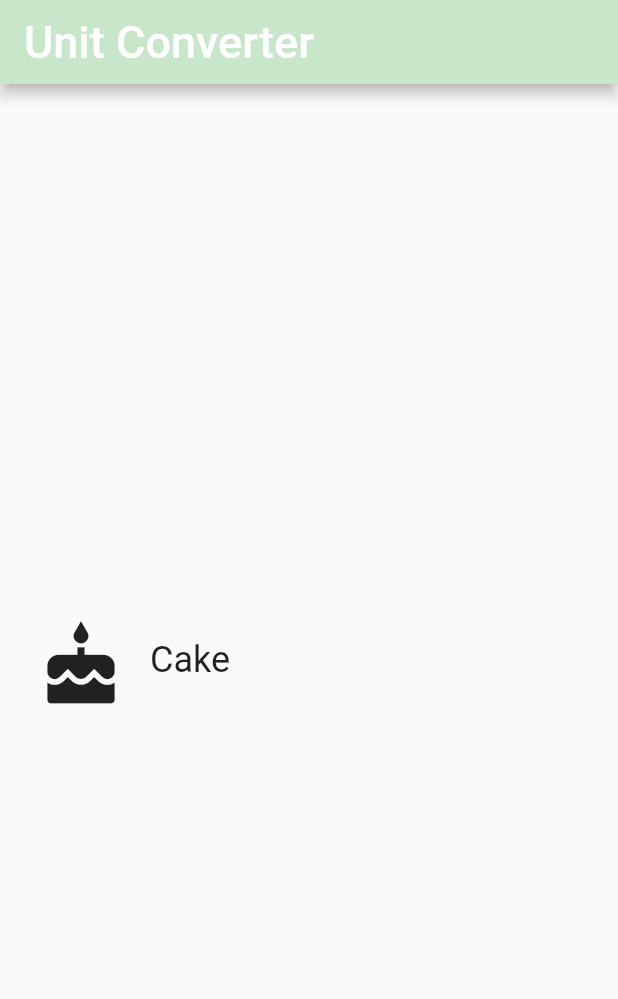
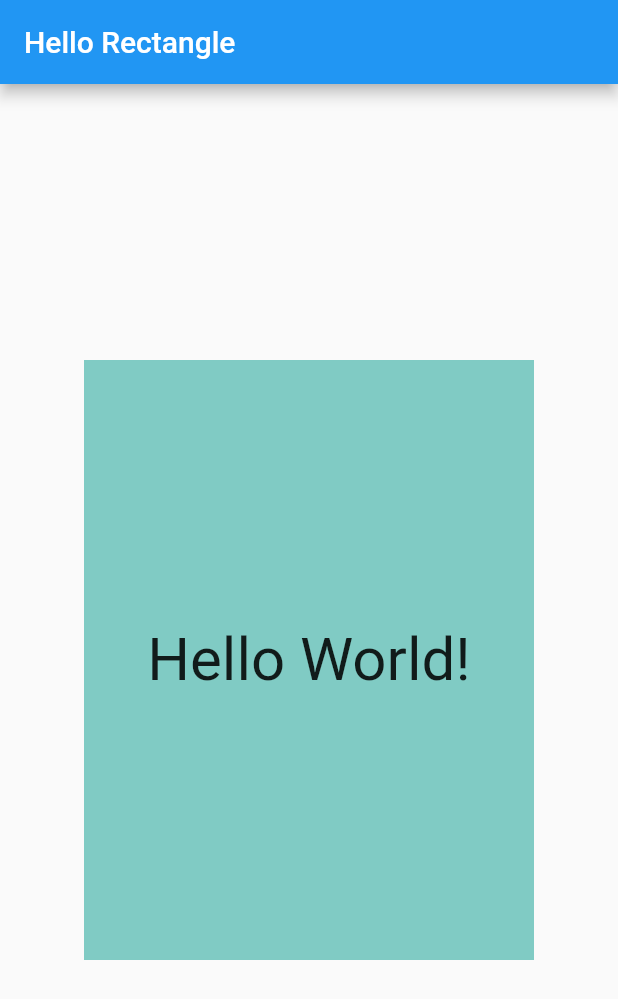
Before and after one commit to Komeomodo/unit_converter_app_flutter, a Flutter app: the screen it shows after launch, on a phone screen of 412 x 824 dp. Shown: the top 999 px of the screen. Run offline on Flutter 3.47's test engine with Material 2 defaults, Android fonts, the phone set to English and light mode, and no system bars.

Commit message:
Revert ""Added category.dart and updated main.dart""
This reverts commit 26fcb2bd

```diff
--- a/lib/category.dart
+++ /dev/null
@@ -1,78 +0,0 @@
-
-import 'package:flutter/material.dart';
-// @required is defined in the meta.dart package
-import 'package:meta/meta.dart';
-
-//an underscore to indicate that these variables are private.
-final _rowHeight = 100.0;
-final _borderRadius = BorderRadius.circular(_rowHeight / 2);
-
-// A custom [Category] widget.
-//The widget is composed on an [Icon] and [Text]. Tapping on the widget shows
-//a colored [InkWell] animation.
-class Category extends StatelessWidget {
-  final String name;
-  final ColorSwatch color;
-  final IconData iconLocation;
-
-  /// Creates a [Category].
-  // A [Category] saves the name of the Category (e.g. 'Length'), its color for
-  //the UI, and the icon that represents it (e.g. a ruler).
-  // While the @required checks for whether a named parameter is passed in,
-  // it doesn't check whether the object passed in is null. We check that
-  // in the assert statement.
-  const Category({
-    Key key,
-    @required this.name,
-    @required this.color,
-    @required this.iconLocation,
-  })  : assert(name != null),
-        assert(color != null),
-        assert(iconLocation != null),
-        super(key: key);
-
-  // Builds a custom widget that shows [Category] information.
-  // This information includes the icon, name, and color for the [Category].
-  @override
-  // This `context` parameter describes the location of this widget in the
-  // widget tree. It can be used for obtaining Theme data from the nearest
-  // Theme ancestor in the tree.
-  Widget build(BuildContext context) {
-    return Material(
-      color: Colors.transparent,
-      child: Container(
-        height: _rowHeight,
-        child: InkWell(
-          borderRadius: _borderRadius,
-          highlightColor: color,
-          splashColor: color,
-          onTap: () {
-            print('I was tapped!');
-          },
-          child: Padding(
-            padding: EdgeInsets.all(8.0),
-            child: Row(
-              crossAxisAlignment: CrossAxisAlignment.stretch,
-              children: [
-                Padding(
-                  padding: EdgeInsets.all(16.0),
-                  child: Icon(
-                    iconLocation,
-                    size: 60.0,
-                  ),
-                ),
-                Center(
-                  child: Text(
-                    name,
-                    textAlign: TextAlign.center,
-                    style: Theme.of(context).textTheme.headline5,
-                  ),
-                ),
-              ],
-            ),
-          ),
-        ),
-      ),
-    );
-  }
-}
--- a/lib/main.dart
+++ b/lib/main.dart
@@ -1,36 +1,32 @@
 import 'package:flutter/material.dart';
-import 'package:unit_converter_app_flutter/category.dart';
-
-const _categoryName = 'Cake';
-const _categoryIcon = Icons.cake;
-const _categoryColor = Colors.tealAccent;
 
 void main() {
   runApp(
-    UnitConverterApp(),
+    MaterialApp(
+      debugShowCheckedModeBanner: false,
+      home: Scaffold(
+        appBar: AppBar(
+          title: Text('Hello Rectangle'),
+        ),
+        body: HelloRectangle(),
+      ),
+    ),
   );
 }
 
-class UnitConverterApp extends StatelessWidget {
+class HelloRectangle extends StatelessWidget {
   @override
   Widget build(BuildContext context) {
-    return MaterialApp(
-      debugShowCheckedModeBanner: false,
-      home: Scaffold(
-        appBar: AppBar(
-          title: Text(
-            'Unit Converter',
-              style: TextStyle(
-                fontSize: 30.0,
-              ),
-          ),
-          backgroundColor: Colors.green[100],
-        ),
-        body: Center(
-          child: Category(
-            name: _categoryName,
-            color: _categoryColor,
-            iconLocation: _categoryIcon,
+    return Center(
+      child: Container(
+        color: Colors.teal[200],
+        height: 400.0,
+        width: 300.0,
+        child: Center(
+          child: Text(
+            'Hello World!',
+            style: TextStyle(fontSize: 40.0),
+            textAlign: TextAlign.center,
           ),
         ),
       ),
```
Also changed, not shown: 1 other file.
